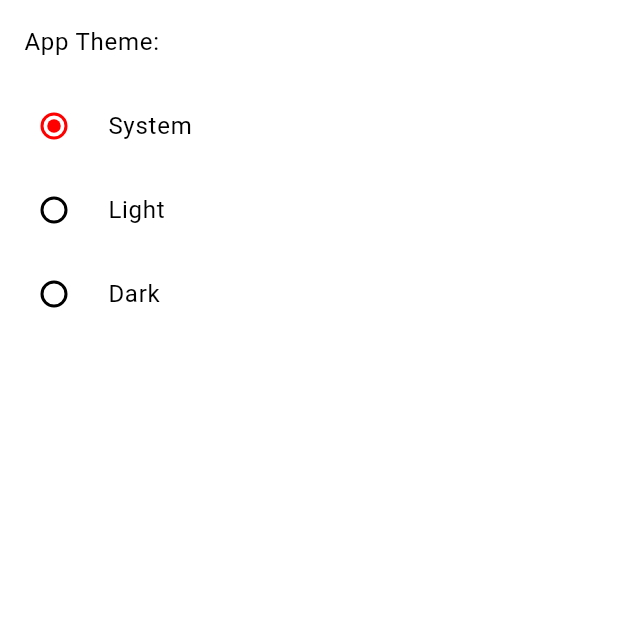
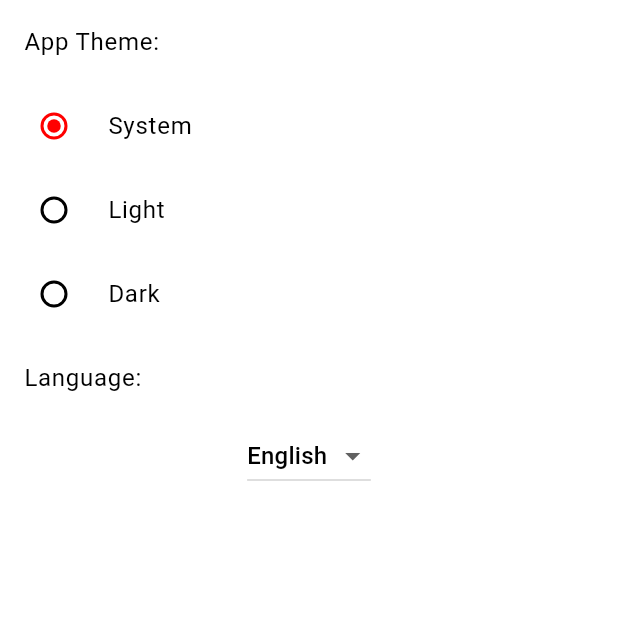
Before and after one commit to silverlion2238/FAA, a Flutter app: the SettingsPage screen opened directly, on a phone screen of 412 x 824 dp, the top half of it. Run offline on Flutter 3.47's test engine with Material 3 defaults, Android fonts, the light colour scheme and no system bars; network calls fail.

Commit message:
Adding multiple language support

```diff
--- a/lib/functions/other_functions.dart
+++ b/lib/functions/other_functions.dart
@@ -1,9 +1,13 @@
 import 'package:flutter/material.dart';
+import 'package:flutter_application_0_0_5/models/language_model.dart';
 import 'package:flutter_application_0_0_5/pages/solution.dart';
+import 'package:flutter_application_0_0_5/data/language_data.dart';
+import 'package:provider/provider.dart';
 
 
 
 void openSolutionPage (context, resultFunction) {
+  final locale = Provider.of<LanguageModel>(context, listen: false).locale.languageCode;
     showModalBottomSheet(
       barrierColor: Theme.of(context).colorScheme.surface,
       isScrollControlled: true,
--- /dev/null
+++ b/lib/models/language_model.dart
@@ -0,0 +1,13 @@
+
+import 'package:flutter/material.dart';
+
+class LanguageModel extends ChangeNotifier {
+  Locale _locale = Locale('en');
+
+  Locale get locale => _locale;
+
+  void changeLanguage(Locale newLocale) {
+    _locale = newLocale;
+    notifyListeners();
+  }
+}
--- a/lib/pages/chatbot.dart
+++ b/lib/pages/chatbot.dart
@@ -1,10 +1,12 @@
 import 'package:flutter/material.dart';
+import 'package:flutter_application_0_0_5/models/language_model.dart';
 import 'package:http/http.dart' as http;
 import 'dart:convert';
 import 'package:flutter_application_0_0_5/main.dart';
 import 'package:flutter_application_0_0_5/pages/settings.dart';
 import 'package:flutter_application_0_0_5/pages/data.dart';
 import 'package:provider/provider.dart';
+import 'package:flutter_application_0_0_5/data/language_data.dart';
 
 class ChatScreen extends StatefulWidget {
   @override
@@ -16,6 +18,7 @@ class _ChatScreenState extends State<ChatScreen> {
   final TextEditingController _textController = TextEditingController();
 
   void _handleSubmitted(String text) async {
+    final locale = Provider.of<LanguageModel>(context, listen: false).locale.languageCode;
     _textController.clear();
 
     ChatMessage message = ChatMessage(
@@ -58,6 +61,7 @@ class _ChatScreenState extends State<ChatScreen> {
 
   @override
   Widget build(BuildContext context) {
+    final locale = Provider.of<LanguageModel>(context).locale.languageCode;
     return Scaffold(
       body: Column(
         children: <Widget>[
--- a/lib/pages/settings.dart
+++ b/lib/pages/settings.dart
@@ -2,11 +2,7 @@ import 'package:flutter/material.dart';
 import 'package:flutter_application_0_0_5/main.dart';
 import 'package:flutter_application_0_0_5/pages/data.dart';
 import 'package:provider/provider.dart';
-
-
-
-
-
+import 'package:flutter_application_0_0_5/models/language_model.dart';
 
 class SettingsPage extends StatefulWidget {
   const SettingsPage ({super.key});
@@ -70,6 +66,32 @@ class _SettingsPageState extends State<SettingsPage> {
               );
             }
           ),
+
+          ListTile(
+            title: Text('Language: '),
+          ),
+          Consumer<LanguageModel>(
+            builder: (context, languageModel, child) {
+              return DropdownButton<Locale>(
+                value: languageModel.locale,
+                items: [
+                  DropdownMenuItem(
+                    value: Locale('en'),
+                    child: Text('English'),
+                  ),
+                  DropdownMenuItem(
+                    value: Locale('es'),
+                    child: Text('Spanish'),
+                  ),
+                ],
+                onChanged: (Locale? newLocale) {
+                  if (newLocale != null) {
+                    languageModel.changeLanguage(newLocale);
+                  }
+                },
+              );
+            },
+          ),
         ],
       )
     );
--- a/lib/pages/solution.dart
+++ b/lib/pages/solution.dart
@@ -1,7 +1,9 @@
 import 'package:flutter/material.dart';
 import 'package:flutter_application_0_0_5/main.dart';
+import 'package:flutter_application_0_0_5/models/language_model.dart';
 import 'package:flutter_application_0_0_5/pages/data.dart';
 import 'package:provider/provider.dart';
+import 'package:flutter_application_0_0_5/data/language_data.dart';
 
 class SolutionPage extends StatefulWidget {
 
@@ -28,6 +30,7 @@ class SolutionPageState extends State<SolutionPage> {
 
   @override
   Widget build(BuildContext context) {
+    final locale = Provider.of<LanguageModel>(context).locale.languageCode;
     return Padding(
       padding: const EdgeInsets.all(20.0),
 
--- a/pubspec.yaml
+++ b/pubspec.yaml
@@ -38,6 +38,8 @@ dependencies:
   provider: ^6.1.2
   firebase_core: ^3.5.0
   http: ^1.2.2
+  flutter_localizations:
+    sdk: flutter
 
 dev_dependencies:
   flutter_test:
```
Also changed, not shown: lib/data/language_data.dart (added, +23 -0 lines), lib/main.dart (+18 -48 lines), lib/pages/result.dart (+6 -2 lines), lib/pages/search.dart (+7 -4 lines), pubspec.lock.
